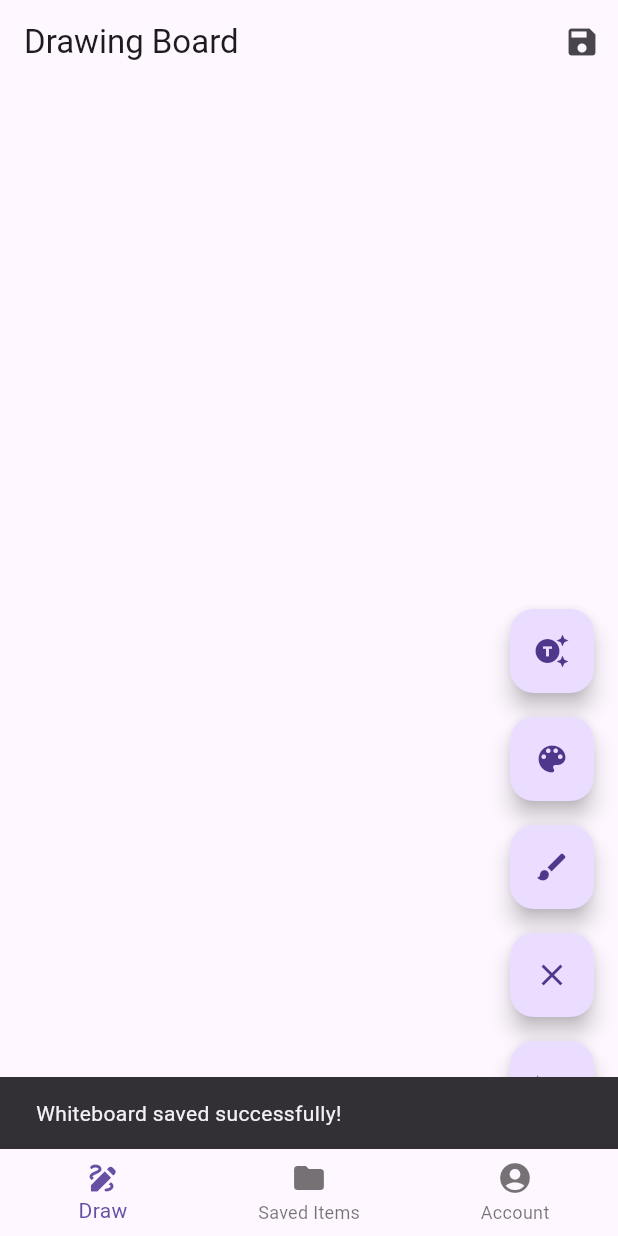
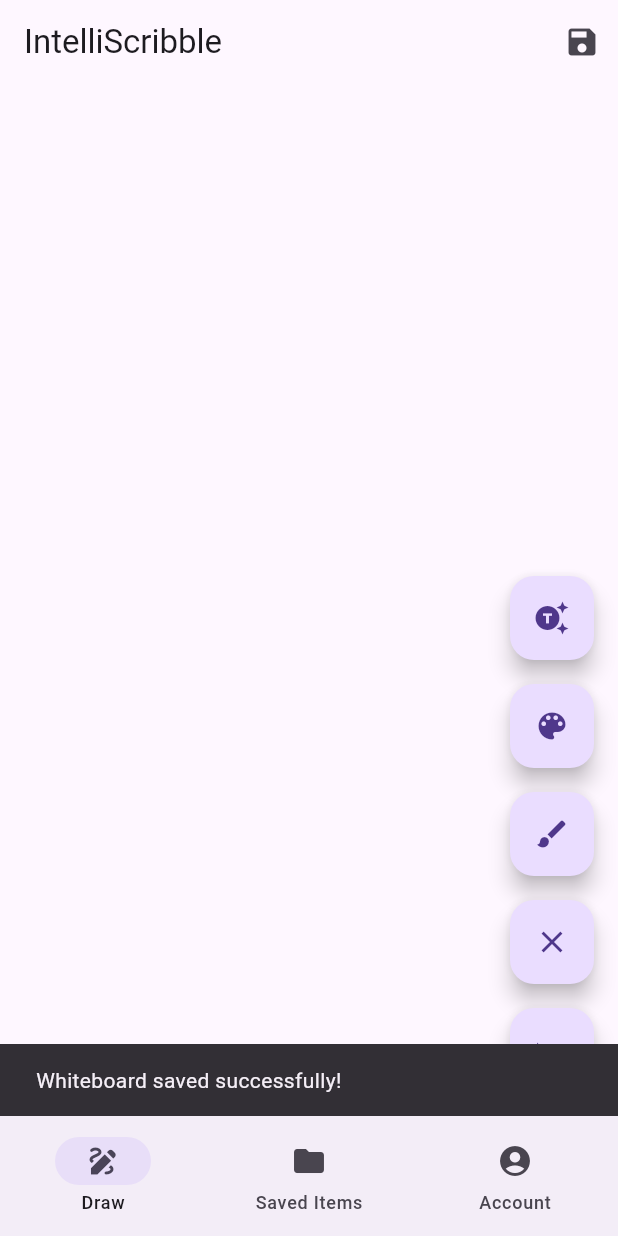
Before and after one commit to mukundsolanki/Intelli-Scribble, a Flutter app: the screen it shows after launch, after a tap on the "save" icon, on a phone screen of 412 x 824 dp. Run offline on Flutter 3.47's test engine with Material 3 defaults, Android fonts, the phone set to English and light mode, and no system bars; our stand-ins replace supabase_flutter; accounts and stored records are empty; statements that could not run were skipped.

Commit message:
Ui updates

```diff
--- a/lib/drawing_board.dart
+++ b/lib/drawing_board.dart
@@ -168,7 +168,7 @@ class _DrawingBoardState extends State<DrawingBoard> {
   Widget build(BuildContext context) {
     return Scaffold(
       appBar: AppBar(
-        title: Text('Drawing Board'),
+        title: Text('IntelliScribble'),
         actions: [
           IconButton(
             icon: Icon(Icons.save),
--- a/lib/home_page.dart
+++ b/lib/home_page.dart
@@ -13,7 +13,7 @@ class _HomePageState extends State<HomePage> {
   int _selectedIndex = 0;
   final List<SavedWhiteboard> savedWhiteboards = [];
 
-  void _onItemTapped(int index) {
+  void _onDestinationSelected(int index) {
     setState(() {
       _selectedIndex = index;
     });
@@ -21,26 +21,59 @@ class _HomePageState extends State<HomePage> {
 
   @override
   Widget build(BuildContext context) {
+    bool isMobile = MediaQuery.of(context).size.width < 600;
+
     return Scaffold(
-      body: _getPage(_selectedIndex),
-      bottomNavigationBar: BottomNavigationBar(
-        items: const <BottomNavigationBarItem>[
-          BottomNavigationBarItem(
+      body: isMobile
+          ? _getPage(_selectedIndex)
+          : Row(
+              children: [
+                NavigationRail(
+                  selectedIndex: _selectedIndex,
+                  onDestinationSelected: _onDestinationSelected,
+                  groupAlignment: 0.0,
+                  labelType: NavigationRailLabelType.all,
+                  destinations: const <NavigationRailDestination>[
+                    NavigationRailDestination(
+                      icon: Icon(Icons.draw),
+                      label: Text('Draw'),
+                    ),
+                    NavigationRailDestination(
+                      icon: Icon(Icons.folder),
+                      label: Text('Saved Items'),
+                    ),
+                    NavigationRailDestination(
+                      icon: Icon(Icons.account_circle),
+                      label: Text('Account'),
+                    ),
+                  ],
+                ),
+                const VerticalDivider(thickness: 1, width: 1),
+                Expanded(
+                  child: _getPage(_selectedIndex),
+                ),
+              ],
+            ),
+      bottomNavigationBar: isMobile
+          ? NavigationBar(
+              selectedIndex: _selectedIndex,
+              onDestinationSelected: _onDestinationSelected,
+              destinations: const <NavigationDestination>[
+                NavigationDestination(
                   icon: Icon(Icons.draw),
                   label: 'Draw',
                 ),
-          BottomNavigationBarItem(
+                NavigationDestination(
                   icon: Icon(Icons.folder),
                   label: 'Saved Items',
                 ),
-          BottomNavigationBarItem(
+                NavigationDestination(
                   icon: Icon(Icons.account_circle),
                   label: 'Account',
                 ),
               ],
-        currentIndex: _selectedIndex,
-        onTap: _onItemTapped,
-      ),
+            )
+          : null,
     );
   }
 
--- a/pubspec.yaml
+++ b/pubspec.yaml
@@ -38,6 +38,7 @@ dependencies:
   http: ^1.2.2
   supabase_flutter: ^2.6.0
   uuid: ^4.5.0
+  flutter_colorpicker: ^1.1.0
 
 dev_dependencies:
   flutter_test:
```
Also changed, not shown: pubspec.lock. Lines whose indentation alone changed are shown as unchanged.
